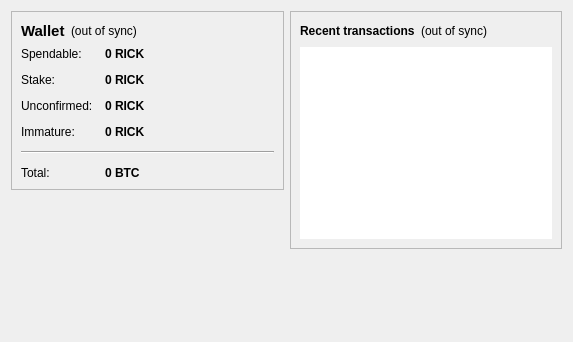
Above: src/qt/forms/overviewpage.ui from 2x2devcode/InfiniteRicks before the change. Below: the same form after it.
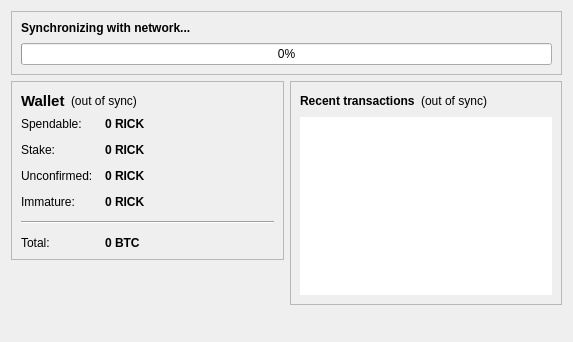
That is the form after the change.

Patch:
```diff
--- a/src/qt/forms/overviewpage.ui
+++ b/src/qt/forms/overviewpage.ui
@@ -13,7 +13,47 @@
   <property name="windowTitle">
    <string>Form</string>
   </property>
-  <layout class="QHBoxLayout" name="horizontalLayout" stretch="1,1">
+  <layout class="QVBoxLayout" name="verticalLayoutMain">
+   <item>
+    <widget class="QFrame" name="frameSync">
+     <property name="frameShape">
+      <enum>QFrame::StyledPanel</enum>
+     </property>
+     <property name="frameShadow">
+      <enum>QFrame::Plain</enum>
+     </property>
+     <layout class="QVBoxLayout" name="verticalLayoutSync">
+      <property name="spacing">
+       <number>8</number>
+      </property>
+      <item>
+       <widget class="QLabel" name="labelSyncStatus">
+        <property name="font">
+         <font>
+          <weight>75</weight>
+          <bold>true</bold>
+         </font>
+        </property>
+        <property name="text">
+         <string>Synchronizing with network...</string>
+        </property>
+       </widget>
+      </item>
+      <item>
+       <widget class="QProgressBar" name="progressBarSync">
+        <property name="value">
+         <number>0</number>
+        </property>
+        <property name="textVisible">
+         <bool>true</bool>
+        </property>
+       </widget>
+      </item>
+     </layout>
+    </widget>
+   </item>
+   <item>
+    <layout class="QHBoxLayout" name="horizontalLayout" stretch="1,1">
    <item>
     <layout class="QVBoxLayout" name="verticalLayout_2">
      <item>
@@ -329,6 +369,8 @@
        </property>
       </spacer>
      </item>
+    </layout>
+   </item>
     </layout>
    </item>
   </layout>
```
